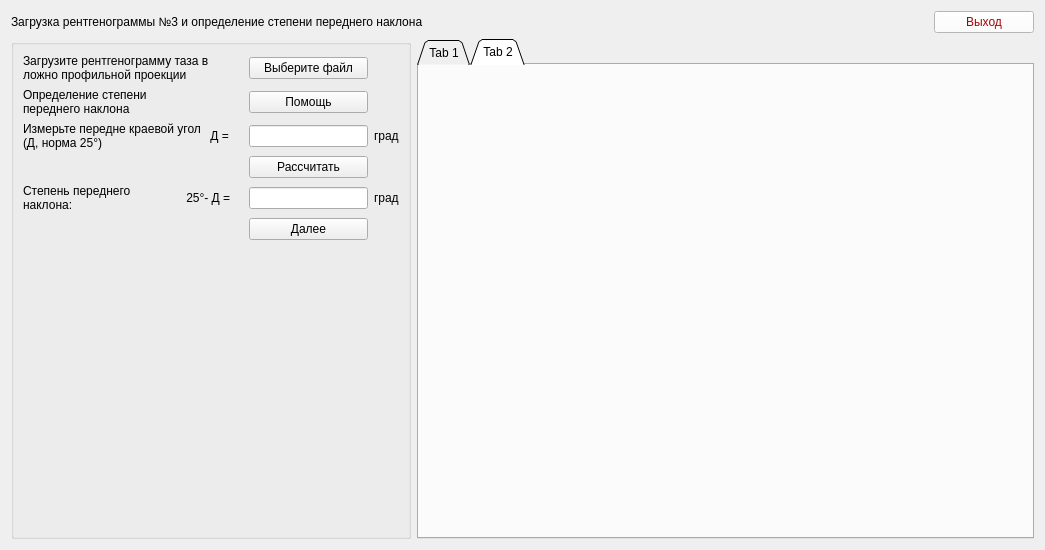
Qt form Medic/forms/ui/form8.ui (W3STi/Medical-calculate-programm) before a commit.
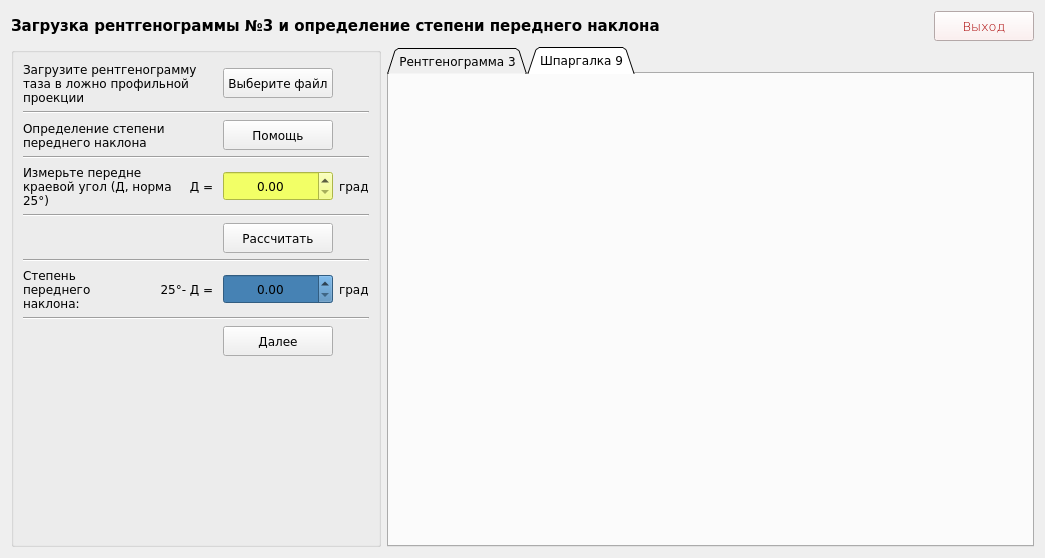
The same form after that commit. The open tabs and pages were chosen to show the change.

```diff
--- a/Medic/forms/ui/form8.ui
+++ b/Medic/forms/ui/form8.ui
@@ -7,22 +7,46 @@
     <x>0</x>
     <y>0</y>
     <width>1045</width>
-    <height>545</height>
+    <height>548</height>
    </rect>
   </property>
   <property name="windowTitle">
    <string>Form</string>
   </property>
+  <property name="styleSheet">
+   <string notr="true">font-family: Verdana;</string>
+  </property>
   <layout class="QGridLayout" name="gridLayout">
-   <item row="0" column="0" colspan="2">
-    <widget class="QLabel" name="label_12">
-     <property name="styleSheet">
-      <string notr="true">font: 75 10pt &quot;MS Shell Dlg 2&quot;;
-color: rgb(0, 0, 0);</string>
+   <item row="1" column="1" colspan="2">
+    <widget class="QTabWidget" name="tabWidget">
+     <property name="minimumSize">
+      <size>
+       <width>500</width>
+       <height>500</height>
+      </size>
      </property>
-     <property name="text">
-      <string>Загрузка рентгенограммы №3 и определение степени переднего наклона</string>
+     <property name="font">
+      <font>
+       <family>Verdana</family>
+       <pointsize>9</pointsize>
+      </font>
      </property>
+     <property name="tabShape">
+      <enum>QTabWidget::Triangular</enum>
+     </property>
+     <property name="currentIndex">
+      <number>1</number>
+     </property>
+     <widget class="QWidget" name="tab">
+      <attribute name="title">
+       <string>Рентгенограмма 3</string>
+      </attribute>
+     </widget>
+     <widget class="QWidget" name="tab_2">
+      <attribute name="title">
+       <string>Шпаргалка 9</string>
+      </attribute>
+     </widget>
     </widget>
    </item>
    <item row="0" column="2">
@@ -33,11 +57,21 @@
        <height>50</height>
       </size>
      </property>
+     <property name="font">
+      <font>
+       <family>Verdana</family>
+       <pointsize>10</pointsize>
+       <weight>9</weight>
+       <italic>false</italic>
+       <bold>false</bold>
+      </font>
+     </property>
      <property name="cursor">
       <cursorShape>PointingHandCursor</cursorShape>
      </property>
      <property name="styleSheet">
-      <string notr="true">background-color: rgb(255, 255, 255);
+      <string notr="true">background-color: #fcebeb;
+font: 75 10pt &quot;Verdana&quot;;
 color: rgb(170, 0, 0);</string>
      </property>
      <property name="text">
@@ -45,40 +79,89 @@
      </property>
     </widget>
    </item>
+   <item row="0" column="0" colspan="2">
+    <widget class="QLabel" name="label_12">
+     <property name="minimumSize">
+      <size>
+       <width>0</width>
+       <height>30</height>
+      </size>
+     </property>
+     <property name="font">
+      <font>
+       <family>Verdana</family>
+       <pointsize>11</pointsize>
+       <weight>75</weight>
+       <italic>false</italic>
+       <bold>true</bold>
+      </font>
+     </property>
+     <property name="styleSheet">
+      <string notr="true">font: 75 11pt &quot;Verdana&quot;;
+font-weight: bold;</string>
+     </property>
+     <property name="text">
+      <string>Загрузка рентгенограммы №3 и определение степени переднего наклона</string>
+     </property>
+    </widget>
+   </item>
    <item row="1" column="0">
     <widget class="QGroupBox" name="groupBox">
+     <property name="minimumSize">
+      <size>
+       <width>370</width>
+       <height>0</height>
+      </size>
+     </property>
      <property name="maximumSize">
       <size>
-       <width>400</width>
+       <width>370</width>
        <height>16777215</height>
       </size>
      </property>
+     <property name="font">
+      <font>
+       <family>Verdana</family>
+       <pointsize>9</pointsize>
+      </font>
+     </property>
      <property name="title">
       <string/>
      </property>
      <layout class="QGridLayout" name="gridLayout_2">
-      <item row="1" column="3">
-       <widget class="QPushButton" name="pushButton_2">
-        <property name="cursor">
-         <cursorShape>PointingHandCursor</cursorShape>
+      <item row="7" column="0" colspan="5">
+       <widget class="Line" name="line_4">
+        <property name="font">
+         <font>
+          <family>Verdana</family>
+          <pointsize>9</pointsize>
+         </font>
         </property>
-        <property name="text">
-         <string>Помощь</string>
+        <property name="orientation">
+         <enum>Qt::Horizontal</enum>
         </property>
        </widget>
       </item>
-      <item row="2" column="4">
-       <widget class="QLabel" name="label_6">
-        <property name="text">
-         <string>град</string>
-        </property>
-       </widget>
-      </item>
-      <item row="2" column="3">
-       <widget class="QLineEdit" name="lineEdit_2"/>
-      </item>
-      <item row="5" column="3">
+      <item row="10" column="3" colspan="2">
        <widget class="QPushButton" name="pushButton_4">
+        <property name="minimumSize">
+         <size>
+          <width>110</width>
+          <height>30</height>
+         </size>
+        </property>
+        <property name="maximumSize">
+         <size>
+          <width>100</width>
+          <height>16777215</height>
+         </size>
+        </property>
+        <property name="font">
+         <font>
+          <family>Verdana</family>
+          <pointsize>9</pointsize>
+         </font>
+        </property>
         <property name="cursor">
          <cursorShape>PointingHandCursor</cursorShape>
         </property>
@@ -87,84 +170,236 @@
         </property>
        </widget>
       </item>
-      <item row="0" column="0" colspan="3">
-       <widget class="QLabel" name="label_11">
-        <property name="text">
-         <string>Загрузите рентгенограмму таза в
-ложно профильной проекции</string>
-        </property>
-       </widget>
-      </item>
-      <item row="0" column="3">
-       <widget class="QPushButton" name="pushButton_6">
-        <property name="cursor">
-         <cursorShape>PointingHandCursor</cursorShape>
-        </property>
-        <property name="text">
-         <string>Выберите файл</string>
-        </property>
-       </widget>
-      </item>
-      <item row="4" column="0">
-       <widget class="QLabel" name="label_9">
-        <property name="text">
-         <string>Степень переднего
-наклона:</string>
-        </property>
-       </widget>
-      </item>
-      <item row="4" column="1" colspan="2">
-       <widget class="QLabel" name="label_10">
-        <property name="text">
-         <string>          25°- Д =</string>
-        </property>
-       </widget>
-      </item>
-      <item row="3" column="3">
-       <widget class="QPushButton" name="pushButton_3">
-        <property name="cursor">
-         <cursorShape>PointingHandCursor</cursorShape>
-        </property>
-        <property name="text">
-         <string>Рассчитать</string>
-        </property>
-       </widget>
-      </item>
-      <item row="4" column="3">
-       <widget class="QLineEdit" name="lineEdit_4"/>
-      </item>
-      <item row="4" column="4">
-       <widget class="QLabel" name="label_7">
-        <property name="text">
-         <string>град</string>
-        </property>
-       </widget>
-      </item>
-      <item row="1" column="0">
+      <item row="2" column="0" colspan="3">
        <widget class="QLabel" name="label_2">
+        <property name="font">
+         <font>
+          <family>Verdana</family>
+          <pointsize>9</pointsize>
+         </font>
+        </property>
         <property name="text">
-         <string>Определение степени
-переднего наклона</string>
+         <string>Определение степени переднего наклона</string>
         </property>
+        <property name="wordWrap">
+         <bool>true</bool>
+        </property>
        </widget>
       </item>
-      <item row="2" column="0" colspan="2">
-       <widget class="QLabel" name="label_3">
-        <property name="text">
-         <string>Измерьте передне краевой угол
-(Д, норма 25°)</string>
+      <item row="8" column="3">
+       <widget class="QDoubleSpinBox" name="doubleSpinBox_2">
+        <property name="minimumSize">
+         <size>
+          <width>110</width>
+          <height>30</height>
+         </size>
         </property>
+        <property name="font">
+         <font>
+          <family>Verdana</family>
+          <pointsize>9</pointsize>
+         </font>
+        </property>
+        <property name="styleSheet">
+         <string notr="true">background-color: #4682B4;</string>
+        </property>
+        <property name="alignment">
+         <set>Qt::AlignCenter</set>
+        </property>
+        <property name="singleStep">
+         <double>0.100000000000000</double>
+        </property>
        </widget>
       </item>
-      <item row="2" column="2">
+      <item row="4" column="2">
        <widget class="QLabel" name="label_5">
+        <property name="font">
+         <font>
+          <family>Verdana</family>
+          <pointsize>9</pointsize>
+         </font>
+        </property>
         <property name="text">
          <string> Д = </string>
         </property>
+        <property name="alignment">
+         <set>Qt::AlignRight|Qt::AlignTrailing|Qt::AlignVCenter</set>
+        </property>
        </widget>
       </item>
-      <item row="6" column="3">
+      <item row="4" column="3">
+       <widget class="QDoubleSpinBox" name="doubleSpinBox">
+        <property name="minimumSize">
+         <size>
+          <width>110</width>
+          <height>30</height>
+         </size>
+        </property>
+        <property name="font">
+         <font>
+          <family>Verdana</family>
+          <pointsize>9</pointsize>
+         </font>
+        </property>
+        <property name="styleSheet">
+         <string notr="true">background-color: #f2ff66;</string>
+        </property>
+        <property name="alignment">
+         <set>Qt::AlignCenter</set>
+        </property>
+        <property name="singleStep">
+         <double>0.100000000000000</double>
+        </property>
+       </widget>
+      </item>
+      <item row="4" column="0" colspan="2">
+       <widget class="QLabel" name="label_3">
+        <property name="font">
+         <font>
+          <family>Verdana</family>
+          <pointsize>9</pointsize>
+         </font>
+        </property>
+        <property name="text">
+         <string>Измерьте передне краевой угол (Д, норма 25°)</string>
+        </property>
+        <property name="wordWrap">
+         <bool>true</bool>
+        </property>
+       </widget>
+      </item>
+      <item row="8" column="0">
+       <widget class="QLabel" name="label_9">
+        <property name="font">
+         <font>
+          <family>Verdana</family>
+          <pointsize>9</pointsize>
+         </font>
+        </property>
+        <property name="text">
+         <string>Степень переднего наклона:</string>
+        </property>
+        <property name="wordWrap">
+         <bool>true</bool>
+        </property>
+       </widget>
+      </item>
+      <item row="3" column="0" colspan="5">
+       <widget class="Line" name="line_2">
+        <property name="font">
+         <font>
+          <family>Verdana</family>
+          <pointsize>9</pointsize>
+         </font>
+        </property>
+        <property name="orientation">
+         <enum>Qt::Horizontal</enum>
+        </property>
+       </widget>
+      </item>
+      <item row="2" column="3" colspan="2">
+       <widget class="QPushButton" name="pushButton_2">
+        <property name="minimumSize">
+         <size>
+          <width>110</width>
+          <height>30</height>
+         </size>
+        </property>
+        <property name="maximumSize">
+         <size>
+          <width>100</width>
+          <height>16777215</height>
+         </size>
+        </property>
+        <property name="font">
+         <font>
+          <family>Verdana</family>
+          <pointsize>9</pointsize>
+         </font>
+        </property>
+        <property name="cursor">
+         <cursorShape>PointingHandCursor</cursorShape>
+        </property>
+        <property name="text">
+         <string>Помощь</string>
+        </property>
+       </widget>
+      </item>
+      <item row="4" column="4">
+       <widget class="QLabel" name="label_6">
+        <property name="font">
+         <font>
+          <family>Verdana</family>
+          <pointsize>9</pointsize>
+         </font>
+        </property>
+        <property name="text">
+         <string>град</string>
+        </property>
+       </widget>
+      </item>
+      <item row="9" column="0" colspan="5">
+       <widget class="Line" name="line_5">
+        <property name="font">
+         <font>
+          <family>Verdana</family>
+          <pointsize>9</pointsize>
+         </font>
+        </property>
+        <property name="orientation">
+         <enum>Qt::Horizontal</enum>
+        </property>
+       </widget>
+      </item>
+      <item row="5" column="0" colspan="5">
+       <widget class="Line" name="line_3">
+        <property name="font">
+         <font>
+          <family>Verdana</family>
+          <pointsize>9</pointsize>
+         </font>
+        </property>
+        <property name="orientation">
+         <enum>Qt::Horizontal</enum>
+        </property>
+       </widget>
+      </item>
+      <item row="6" column="3" colspan="2">
+       <widget class="QPushButton" name="pushButton_3">
+        <property name="minimumSize">
+         <size>
+          <width>110</width>
+          <height>30</height>
+         </size>
+        </property>
+        <property name="maximumSize">
+         <size>
+          <width>100</width>
+          <height>16777215</height>
+         </size>
+        </property>
+        <property name="font">
+         <font>
+          <family>Verdana</family>
+          <pointsize>9</pointsize>
+         </font>
+        </property>
+        <property name="cursor">
+         <cursorShape>PointingHandCursor</cursorShape>
+        </property>
+        <property name="text">
+         <string>Рассчитать</string>
+        </property>
+       </widget>
+      </item>
+      <item row="11" column="3">
        <spacer name="verticalSpacer">
+        <property name="font">
+         <font>
+          <family>Verdana</family>
+          <pointsize>9</pointsize>
+         </font>
+        </property>
         <property name="orientation">
          <enum>Qt::Vertical</enum>
         </property>
@@ -176,32 +411,95 @@
         </property>
        </spacer>
       </item>
+      <item row="1" column="0" colspan="5">
+       <widget class="Line" name="line">
+        <property name="font">
+         <font>
+          <family>Verdana</family>
+          <pointsize>9</pointsize>
+         </font>
+        </property>
+        <property name="orientation">
+         <enum>Qt::Horizontal</enum>
+        </property>
+       </widget>
+      </item>
+      <item row="8" column="4">
+       <widget class="QLabel" name="label_7">
+        <property name="font">
+         <font>
+          <family>Verdana</family>
+          <pointsize>9</pointsize>
+         </font>
+        </property>
+        <property name="text">
+         <string>град</string>
+        </property>
+       </widget>
+      </item>
+      <item row="8" column="1" colspan="2">
+       <widget class="QLabel" name="label_10">
+        <property name="font">
+         <font>
+          <family>Verdana</family>
+          <pointsize>9</pointsize>
+         </font>
+        </property>
+        <property name="text">
+         <string>25°- Д = </string>
+        </property>
+        <property name="alignment">
+         <set>Qt::AlignRight|Qt::AlignTrailing|Qt::AlignVCenter</set>
+        </property>
+       </widget>
+      </item>
+      <item row="0" column="3" colspan="2">
+       <widget class="QPushButton" name="pushButton_6">
+        <property name="minimumSize">
+         <size>
+          <width>110</width>
+          <height>30</height>
+         </size>
+        </property>
+        <property name="maximumSize">
+         <size>
+          <width>100</width>
+          <height>16777215</height>
+         </size>
+        </property>
+        <property name="font">
+         <font>
+          <family>Verdana</family>
+          <pointsize>9</pointsize>
+         </font>
+        </property>
+        <property name="cursor">
+         <cursorShape>PointingHandCursor</cursorShape>
+        </property>
+        <property name="text">
+         <string>Выберите файл</string>
+        </property>
+       </widget>
+      </item>
+      <item row="0" column="0" colspan="3">
+       <widget class="QLabel" name="label_11">
+        <property name="font">
+         <font>
+          <family>Verdana</family>
+          <pointsize>9</pointsize>
+         </font>
+        </property>
+        <property name="text">
+         <string>Загрузите рентгенограмму таза в ложно профильной проекции</string>
+        </property>
+        <property name="wordWrap">
+         <bool>true</bool>
+        </property>
+       </widget>
+      </item>
      </layout>
     </widget>
    </item>
-   <item row="1" column="1" colspan="2">
-    <widget class="QTabWidget" name="tabWidget">
-     <property name="minimumSize">
-      <size>
-       <width>500</width>
-       <height>500</height>
-      </size>
-     </property>
-     <property name="tabShape">
-      <enum>QTabWidget::Triangular</enum>
-     </property>
-     <widget class="QWidget" name="tab">
-      <attribute name="title">
-       <string>Tab 1</string>
-      </attribute>
-     </widget>
-     <widget class="QWidget" name="tab_2">
-      <attribute name="title">
-       <string>Tab 2</string>
-      </attribute>
-     </widget>
-    </widget>
-   </item>
   </layout>
  </widget>
  <resources/>
```
